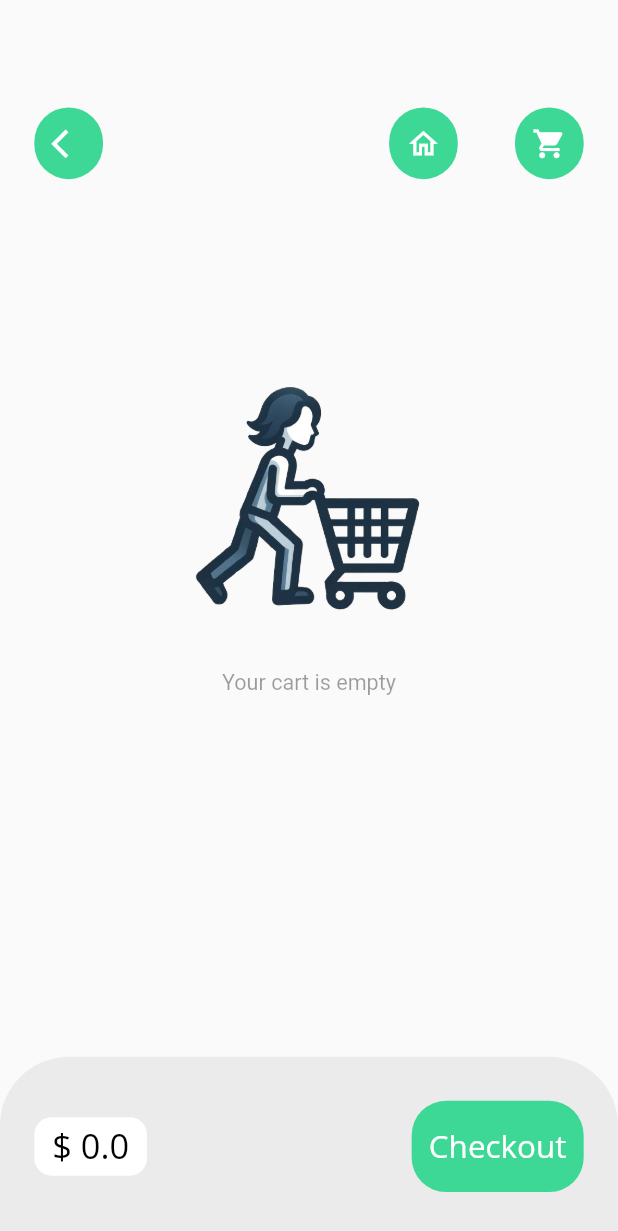
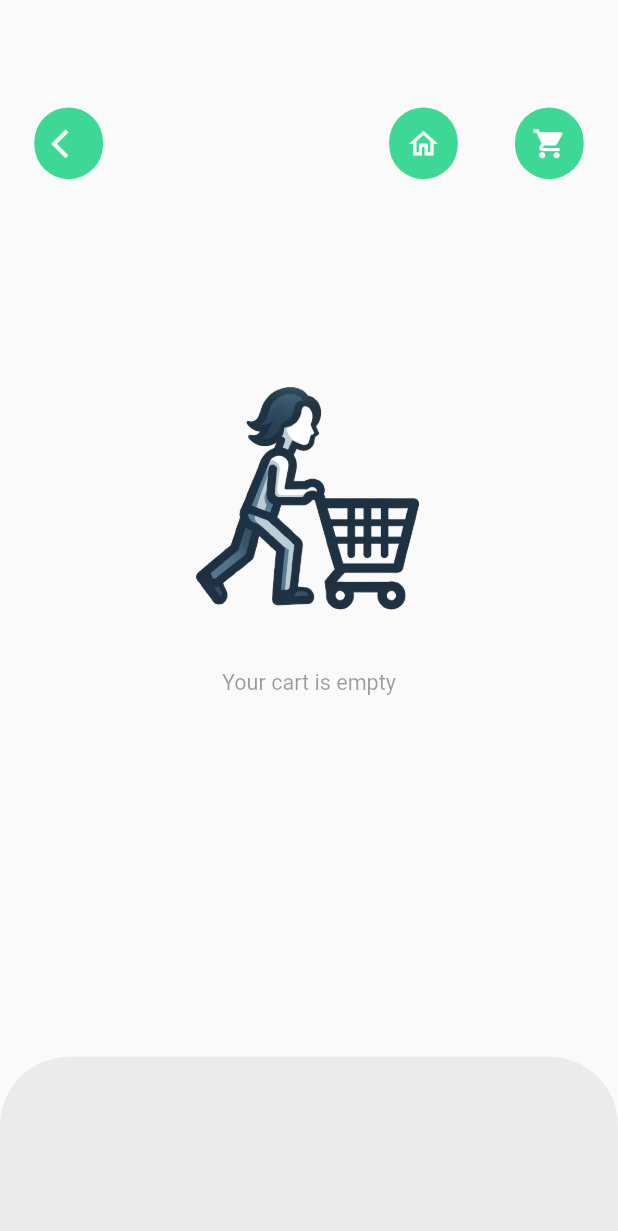
Before and after one commit to gt-lcy96/fultter_food_delivery, a Flutter app: the CartPage screen opened by its route, on a phone screen of 412 x 824 dp. Shown: the top 1231 px of the screen. Run offline on Flutter 3.47's test engine with Material 2 defaults, Android fonts, the phone set to English and light mode, and no system bars; our stand-ins replace dots_indicator, flutter_screenutil, get, shared_preferences; accounts and stored records are empty; network calls fail.

Commit message:
remove priceValue and checkoutButton when cart is empty

```diff
--- a/lib/pages/cart/cart_page.dart
+++ b/lib/pages/cart/cart_page.dart
@@ -195,13 +195,13 @@ class CartPage extends StatelessWidget {
                   topLeft: Radius.circular(20.w * 2),
                   topRight: Radius.circular(20.w * 2),
                 )),
-            child: Row(
+            child: cartController.getItems.length > 0 ? Row(
               mainAxisAlignment: MainAxisAlignment.spaceBetween,
               children: [
                 priceValue(cartController),
                 checkOutButton(cartController),
               ],
-            ),
+            ) : Container(),
           );
         },
       ),
```
